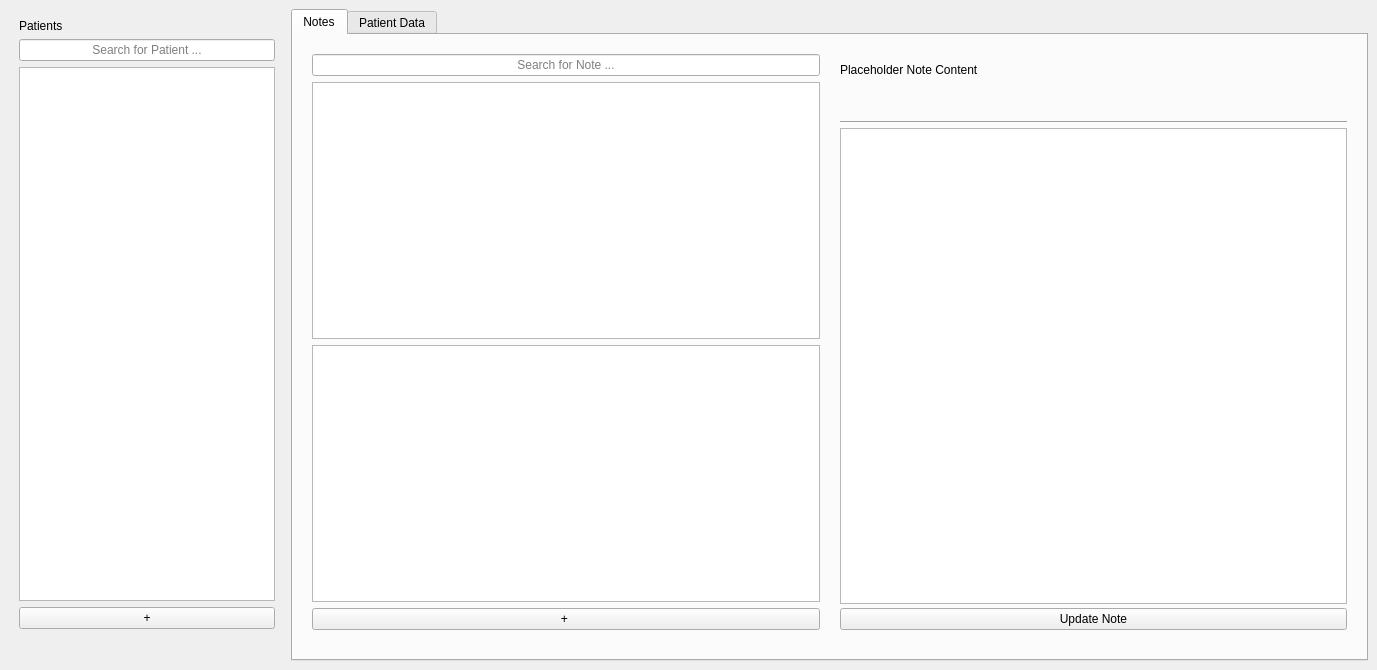
This is a5/clinic/gui/main.ui in isaac-preyser/seng-265 as Qt 5 draws it before an edit. The edited form follows.
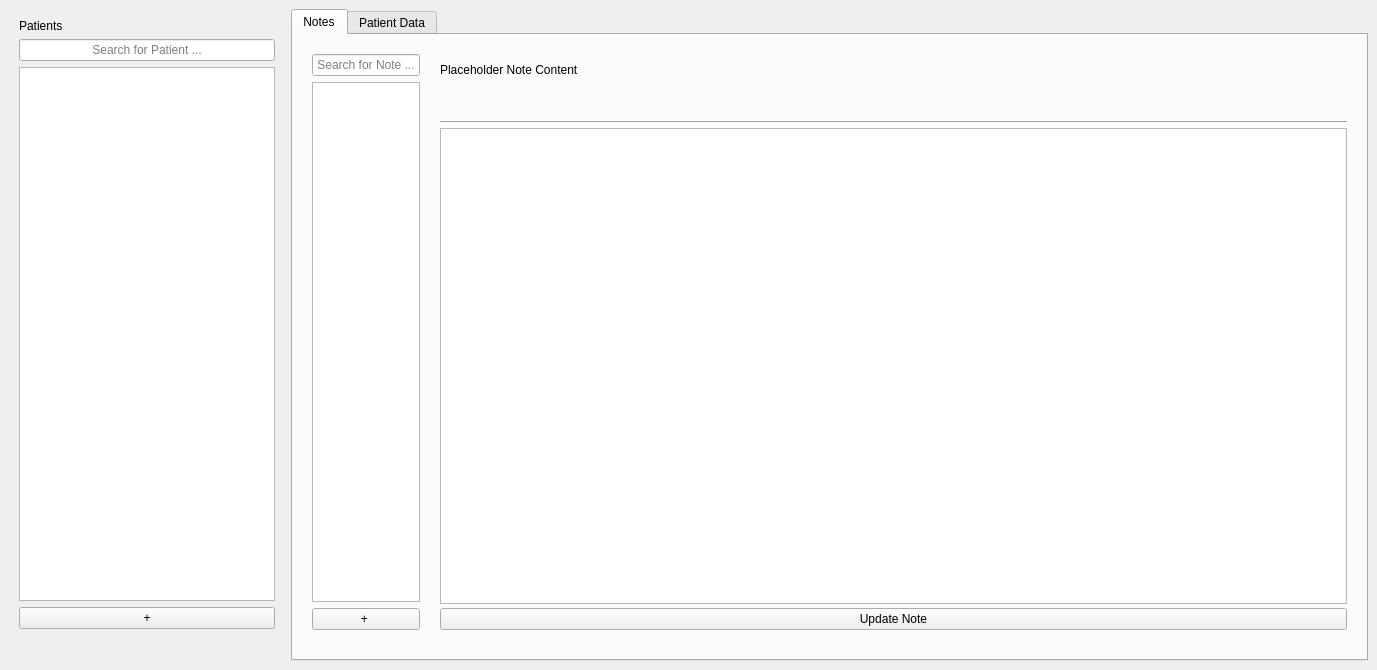
This is the edited form. The open tabs and pages were chosen to show the change.

Commit message: Refactor integration tests, enhance patient encoder, and update main GUI functionality

```diff
--- a/a5/clinic/gui/main.ui
+++ b/a5/clinic/gui/main.ui
@@ -192,11 +192,38 @@
                   <verstretch>0</verstretch>
                  </sizepolicy>
                 </property>
+                <property name="sizeAdjustPolicy">
+                 <enum>QAbstractScrollArea::AdjustToContents</enum>
+                </property>
+                <property name="selectionMode">
+                 <enum>QAbstractItemView::ExtendedSelection</enum>
+                </property>
+                <property name="selectionBehavior">
+                 <enum>QAbstractItemView::SelectRows</enum>
+                </property>
+                <property name="showGrid">
+                 <bool>true</bool>
+                </property>
+                <property name="gridStyle">
+                 <enum>Qt::SolidLine</enum>
+                </property>
+                <property name="sortingEnabled">
+                 <bool>false</bool>
+                </property>
+                <attribute name="horizontalHeaderCascadingSectionResizes">
+                 <bool>true</bool>
+                </attribute>
+                <attribute name="horizontalHeaderDefaultSectionSize">
+                 <number>25</number>
+                </attribute>
+                <attribute name="verticalHeaderCascadingSectionResizes">
+                 <bool>true</bool>
+                </attribute>
+                <attribute name="verticalHeaderDefaultSectionSize">
+                 <number>22</number>
+                </attribute>
                </widget>
               </item>
-              <item>
-               <widget class="QTableWidget" name="tableWidget"/>
-              </item>
               <item>
                <widget class="QPushButton" name="addNoteButton">
                 <property name="text">
```
Left out of the diff: 26 changed lines with no effect on the pictures. The commit also changes 4 other files.
